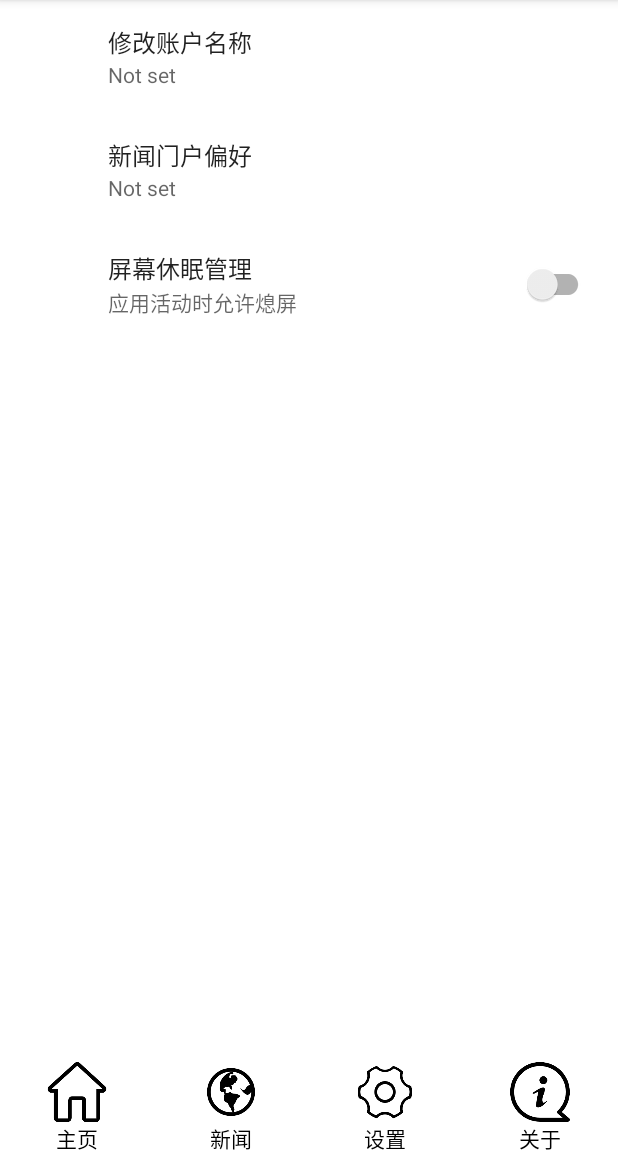
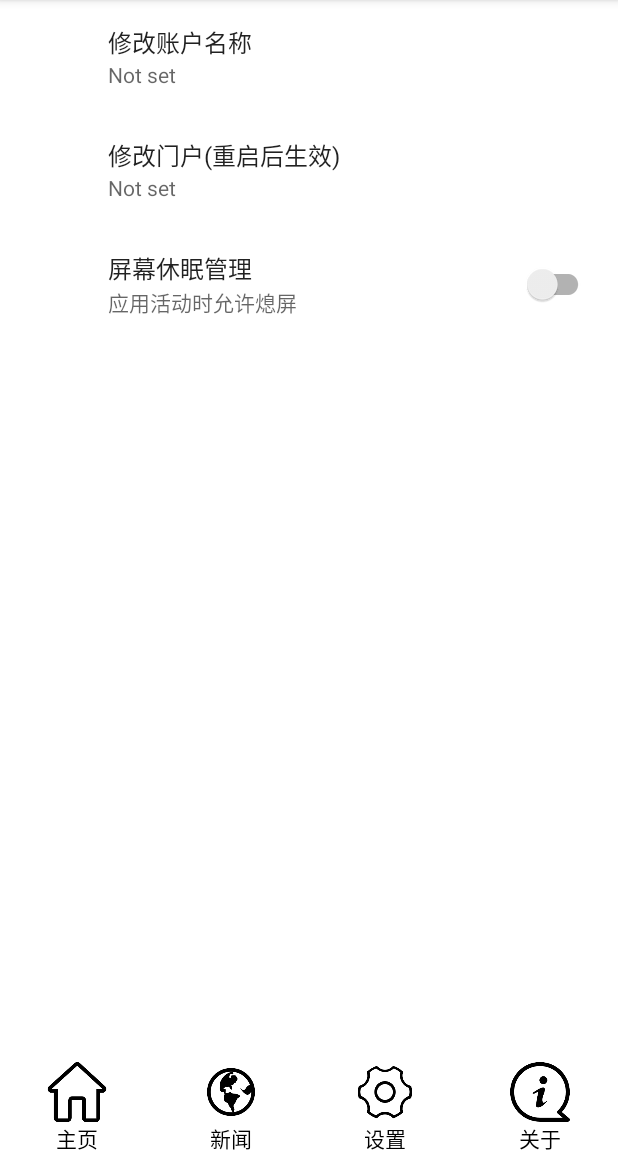
Before and after one commit to Aiobisio/Personal-Bookshelf, an Android app: the screen it shows after launch (MainActivity), after a tap on "设置", on a phone screen of 412 x 824 dp, the part 84-1236 px from its top. Run offline under Robolectric (Android 15) with nearby library versions, the phone set to English and light mode, and no system bars; our stand-ins replace androidx.preference; pictures from the network do not load.

Commit message:
修复切换门户闪退的bug，打包apk文件

```diff
--- a/app/src/main/java/com/jnu/student/SettingsActivity.java
+++ b/app/src/main/java/com/jnu/student/SettingsActivity.java
@@ -1,5 +1,6 @@
 package com.jnu.student;
 
+import android.content.SharedPreferences;
 import android.os.Bundle;
 import android.view.MenuItem;
 import android.widget.Toast;
@@ -8,6 +9,7 @@ import androidx.appcompat.app.AppCompatActivity;
 import androidx.preference.ListPreference;
 import androidx.preference.Preference;
 import androidx.preference.PreferenceFragmentCompat;
+import androidx.preference.PreferenceManager;
 
 public class SettingsActivity extends AppCompatActivity {
     @Override
@@ -42,19 +44,8 @@ public class SettingsActivity extends AppCompatActivity {
             setPreferencesFromResource(R.xml.root_preferences, rootKey);
             Preference EditText = findPreference("account");
             ListPreference ChannelList = findPreference("news_channel");
-            if (EditText != null) {
-                EditText.setOnPreferenceChangeListener(this);
-            }
-            if (ChannelList != null) {
-                ChannelList.setOnPreferenceChangeListener(this);
-                if(ChannelList.getEntry()!=null) {
-                    try{
-                        ChannelList.setSummary(ChannelList.getEntry());
-                    }catch (Exception e){
-                        e.printStackTrace();
-                    }
-                }
-            }
+            EditText.setOnPreferenceChangeListener(this);
+            ChannelList.setOnPreferenceChangeListener(this);
         }
 
         @Override
@@ -68,8 +59,7 @@ public class SettingsActivity extends AppCompatActivity {
                 int index = ChannelList.findIndexOfValue((String) newValue);
                 ChannelList.setSummary(entries[index]);
                 Toast.makeText(getActivity(),entries[index].toString(),Toast.LENGTH_LONG).show();
-                return true;
-            }else return false;
+            }return true;
         }
     }
 }
--- a/app/src/main/res/mipmap-anydpi-v26/myic_launcher.xml
+++ b/app/src/main/res/mipmap-anydpi-v26/myic_launcher.xml
@@ -1,5 +1,5 @@
 <?xml version="1.0" encoding="utf-8"?>
 <adaptive-icon xmlns:android="http://schemas.android.com/apk/res/android">
     <background android:drawable="@color/myic_launcher_background"/>
-    <foreground android:drawable="@mipmap/myic_launcher_foreground"/>
+    <foreground android:drawable="@drawable/about_show"/>
 </adaptive-icon>
--- a/app/src/main/res/values/strings.xml
+++ b/app/src/main/res/values/strings.xml
@@ -3,7 +3,7 @@
 
     <string name="btn_setting">Settings</string>
     <string name="account_title">修改账户名称</string>
-    <string name="reply_title">新闻门户偏好</string>
+    <string name="reply_title">修改门户(重启后生效)</string>
     <string name="default_title">Default</string>
     <string name="attachment_title">屏幕休眠管理</string>
     <string name="attachment_on">应用活动时屏幕常亮</string>
```
Also changed, not shown: 2 other files.
